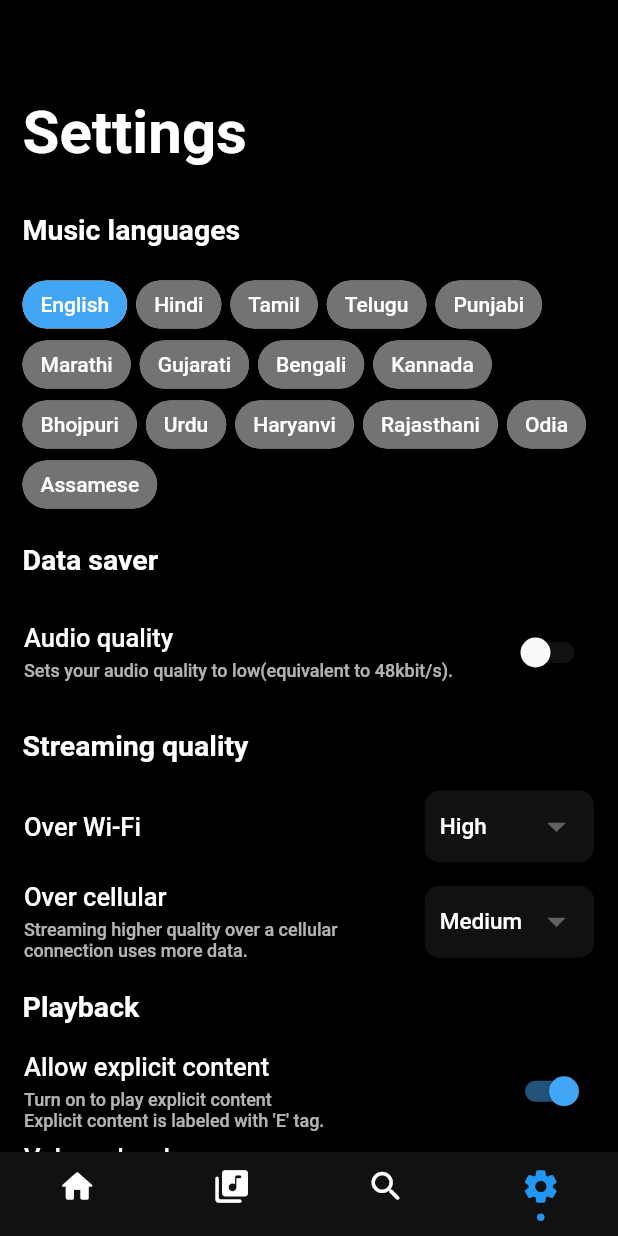
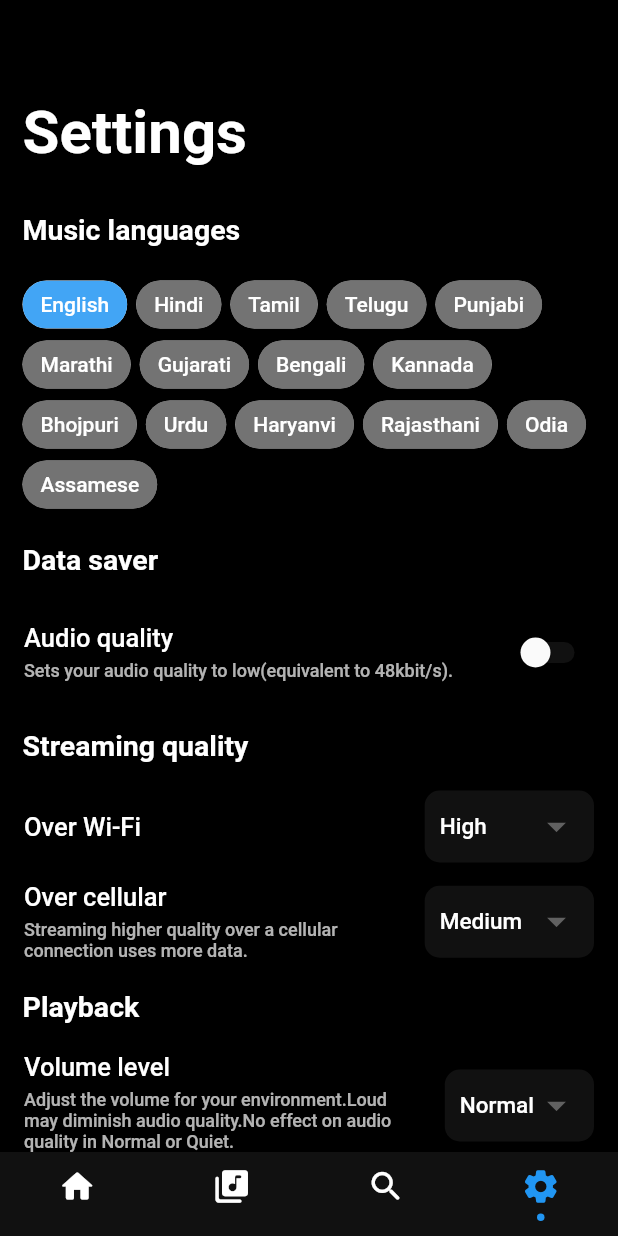
Before and after one commit to GPSxtreme/melomix, a Flutter app: the screen it shows after launch, item 4 of the bottom bar chosen, on a phone screen of 412 x 824 dp. Run offline on Flutter 3.47's test engine with Material 2 defaults, Android fonts, the phone set to English and light mode, and no system bars; drawn by our look-alikes of persistent_bottom_nav_bar; our stand-ins replace carousel_slider, connectivity_plus, flutter_spinkit, fluttertoast, google_fonts, hexcolor and 7 more; missing offline and left inert: audiotagger, flowder, flutter_media_metadata; network calls fail.

Commit message:
Minor ui changes.

```diff
--- a/lib/screens/home_screen.dart
+++ b/lib/screens/home_screen.dart
@@ -32,7 +32,6 @@ class _HomeScreenState extends State<HomeScreen> {
   int totalCardsCount = 5;
   //shows the index of current showing card.
   int currentCardIndex = 0;
-
   fetchData()async{
     if(mounted){
       setState(() {
--- a/lib/screens/my_playlists_screen.dart
+++ b/lib/screens/my_playlists_screen.dart
@@ -79,8 +79,7 @@ class _MyPlaylistsScreenState extends State<MyPlaylistsScreen> {
   );
   @override
   Widget build(BuildContext context) {
-    return SafeArea(
-      child: Scaffold(
+    return Scaffold(
       backgroundColor: Colors.black,
       body: Stack(
         children: [
@@ -126,7 +125,6 @@ class _MyPlaylistsScreenState extends State<MyPlaylistsScreen> {
           HelperFunctions.collapsedPlayer()
         ],
       ),
-      ),
     );
   }
 }
--- a/lib/screens/search_page_screen.dart
+++ b/lib/screens/search_page_screen.dart
@@ -166,8 +166,7 @@ class _SearchPageScreenState extends State<SearchPageScreen> {
   }
   @override
   Widget build(BuildContext context) {
-    return SafeArea(
-      child: Scaffold(
+    return Scaffold(
       appBar: null,
       backgroundColor: Colors.black,
       body: Stack(
@@ -270,7 +269,6 @@ class _SearchPageScreenState extends State<SearchPageScreen> {
           HelperFunctions.collapsedPlayer()
         ] ,
       ),
-      ),
     );
   }
 
--- a/lib/screens/settings_screen.dart
+++ b/lib/screens/settings_screen.dart
@@ -188,30 +188,30 @@ class _SettingsScreenState extends State<SettingsScreen> {
               ),
               label("Playback",),
               //Explicit content switch.
-              ListTile(
-                title: const Text("Allow explicit content",style: TextStyle(color: Colors.white,fontSize: 17,fontWeight: FontWeight.w500),),
-                subtitle:const Padding(
-                  padding: EdgeInsets.only(top: 5),
-                  child: Text("Turn on to play explicit content\nExplicit content is labeled with 'E' tag.",style: TextStyle(color: Colors.white70,fontSize: 12,fontWeight: FontWeight.w500),),
-                ) ,
-                trailing: Switch(
-                  value: allowExplicit,
-                  inactiveTrackColor: HexColor("111111"),
-                  activeColor: Colors.blue[400],
-                  onChanged: (value)async{
-                    await AppSettings.setAllowExplicit(value);
-                    setState(() {
-                      allowExplicit = value;
-                    });
-                  },
-                ),
-              ),
+              // ListTile(
+              //   title: const Text("Allow explicit content",style: TextStyle(color: Colors.white,fontSize: 17,fontWeight: FontWeight.w500),),
+              //   subtitle:const Padding(
+              //     padding: EdgeInsets.only(top: 5),
+              //     child: Text("Turn on to play explicit content\nExplicit content is labeled with 'E' tag.",style: TextStyle(color: Colors.white70,fontSize: 12,fontWeight: FontWeight.w500),),
+              //   ) ,
+              //   trailing: Switch(
+              //     value: allowExplicit,
+              //     inactiveTrackColor: HexColor("111111"),
+              //     activeColor: Colors.blue[400],
+              //     onChanged: (value)async{
+              //       await AppSettings.setAllowExplicit(value);
+              //       setState(() {
+              //         allowExplicit = value;
+              //       });
+              //     },
+              //   ),
+              // ),
               //Volume level setting.
               ListTile(
                 title: const Text("Volume level",style: TextStyle(color: Colors.white,fontSize: 17,fontWeight: FontWeight.w500),),
                 subtitle:const Padding(
                   padding: EdgeInsets.only(top: 5),
-                  child: Text("Adjust the volume for your environment.Loud may diminish aoudio quality.No effect on audio quality in Normal or Quiet.",style: TextStyle(color: Colors.white70,fontSize: 12,fontWeight: FontWeight.w500),),
+                  child: Text("Adjust the volume for your environment.Loud may diminish audio quality.No effect on audio quality in Normal or Quiet.",style: TextStyle(color: Colors.white70,fontSize: 12,fontWeight: FontWeight.w500),),
                 ) ,
                 trailing: Container(
                   padding: const EdgeInsets.symmetric(horizontal: 10, vertical: 0),
--- a/pubspec.yaml
+++ b/pubspec.yaml
@@ -1,5 +1,5 @@
 name: proto_music_player
-description: A new Flutter project.
+description: A free music streaming app.
 # The following line prevents the package from being accidentally published to
 # pub.dev using `flutter pub publish`. This is preferred for private packages.
 publish_to: 'none' # Remove this line if you wish to publish to pub.dev
@@ -16,7 +16,7 @@ publish_to: 'none' # Remove this line if you wish to publish to pub.dev
 # https://developer.apple.com/library/archive/documentation/General/Reference/InfoPlistKeyReference/Articles/CoreFoundationKeys.html
 # In Windows, build-name is used as the major, minor, and patch parts
 # of the product and file versions while build-number is used as the build suffix.
-version: 1.0.0+1
+version: 2.0.0+1
 
 environment:
   sdk: '>=2.17.0 <3.0.0'
```
Also changed, not shown: pubspec.lock, 2 other files. Lines whose indentation alone changed are shown as unchanged.
